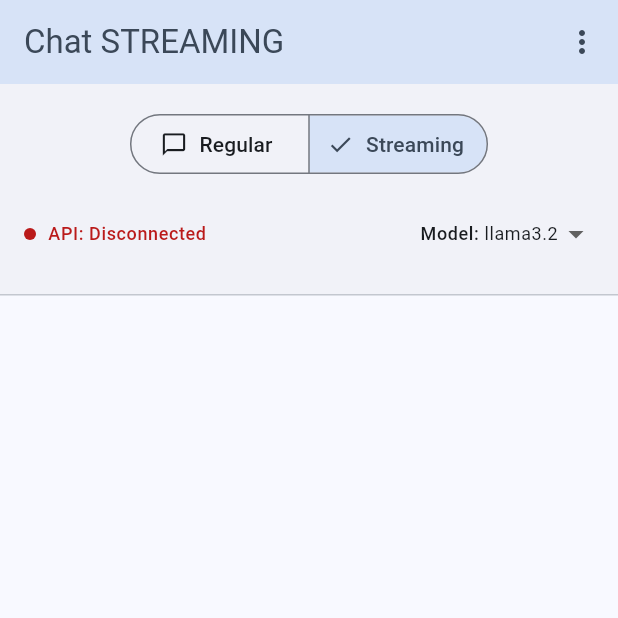
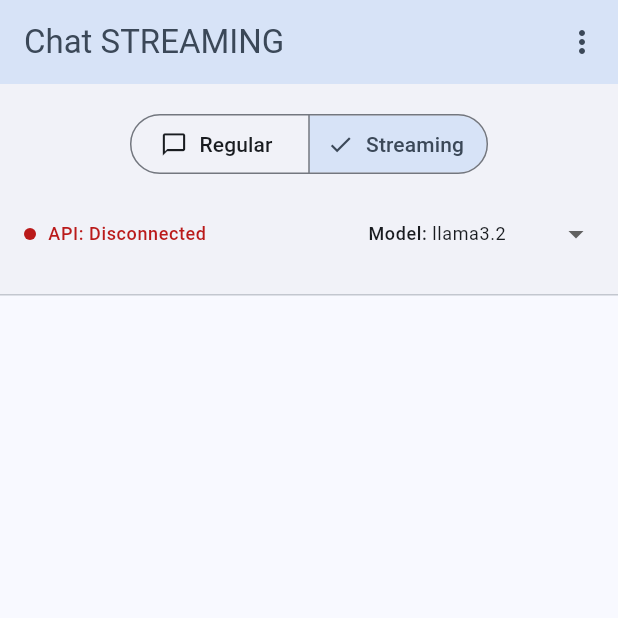
Before and after one commit to algonacci/llm-in-house-training-flutter, a Flutter app: the screen it shows after launch, on a phone screen of 412 x 824 dp, the top half of it. Run offline on Flutter 3.47's test engine with Material 3 defaults, Android fonts, the phone set to English and light mode, and no system bars; network calls fail.

Commit message:
Fix overflow error in Row widget
- Wrapped DropdownButton in Expanded widget to prevent overflow
- Added isExpanded property to DropdownButton for proper sizing
- Added TextOverflow.ellipsis for long model names
- Fixed RenderFlex overflow in chat_screen.dart controls section

🤖 Generated with [Claude Code](https://claude.com/claude-code)

Co-Authored-By: Claude <noreply@anthropic.com>

```diff
--- a/lib/chat_response.dart
+++ b/lib/chat_response.dart
@@ -3,11 +3,12 @@ import 'dart:convert';
 import 'package:http/http.dart' as http;
 
 class ChatResponse {
-  static const String baseUrl = 'http://192.168.162.247:5000';
+  static const String baseUrl =
+      'https://3684caf4b149-8870372606232380035.ngrok-free.app';
 
   // Regular chat - returns complete response at once
   static Future<String> getChatResponseRegular(String content,
-      {String model = 'llama3.2'}) async {
+      {String model = 'phi3:latest'}) async {
     try {
       const url = '$baseUrl/generate';
       final headers = {
--- a/lib/chat_screen.dart
+++ b/lib/chat_screen.dart
@@ -266,7 +266,8 @@ class _ChatScreenState extends State<ChatScreen> {
                       fontWeight: FontWeight.w500,
                     ),
               ),
-              DropdownButton<String>(
+              Expanded(
+                child: DropdownButton<String>(
                   value: _selectedModel,
                   onChanged: (String? newValue) {
                     if (newValue != null) {
@@ -276,6 +277,7 @@ class _ChatScreenState extends State<ChatScreen> {
                     }
                   },
                   underline: const SizedBox(),
+                  isExpanded: true,
                   items: _availableModels
                       .map<DropdownMenuItem<String>>((String value) {
                     return DropdownMenuItem<String>(
@@ -283,9 +285,11 @@ class _ChatScreenState extends State<ChatScreen> {
                       child: Text(
                         value,
                         style: Theme.of(context).textTheme.bodySmall,
+                        overflow: TextOverflow.ellipsis,
                       ),
                     );
                   }).toList(),
+                ),
               ),
             ],
           ),
```
Also changed, not shown: 4 other files. Lines whose indentation alone changed are shown as unchanged.
